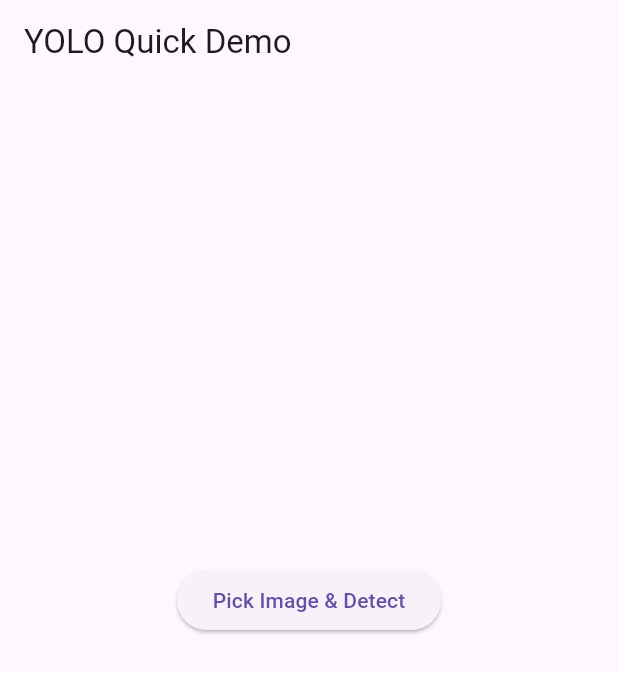
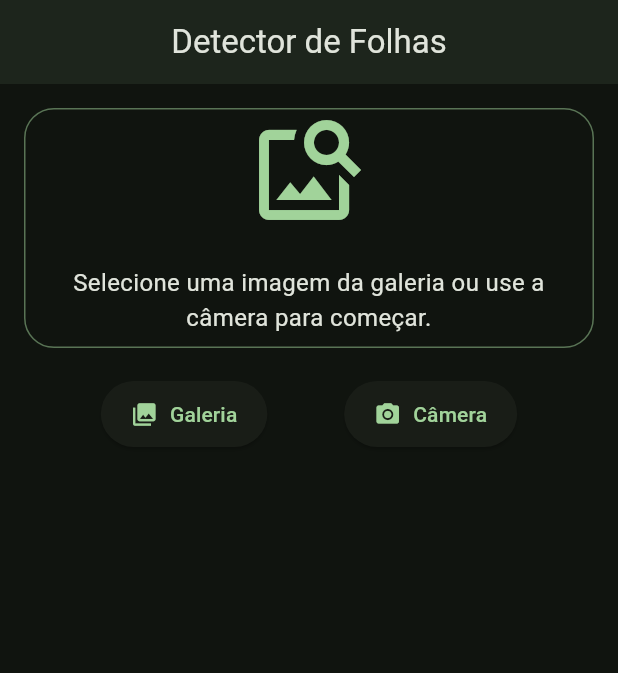
Before and after one commit to EduFadel/folhas, a Flutter app: the screen it shows after launch, on a phone screen of 412 x 824 dp. Shown: the top 673 px of the screen. Run offline on Flutter 3.47's test engine with Material 3 defaults, Android fonts, the light colour scheme and no system bars; our stand-ins replace image_picker; missing offline and left inert: ultralytics_yolo.

Commit message:
front and 70%+

```diff
--- a/lib/main.dart
+++ b/lib/main.dart
@@ -4,7 +4,21 @@ import 'package:image_picker/image_picker.dart';
 import 'dart:io';
 import 'dart:ui' as ui;
 
-void main() => runApp(YOLODemo());
+void main() {
+  runApp(
+    MaterialApp(
+      theme: ThemeData(
+        useMaterial3: true,
+        colorScheme: ColorScheme.fromSeed(
+          seedColor: Colors.green,
+          brightness: Brightness.dark,
+        ),
+      ),
+      debugShowCheckedModeBanner: false,
+      home: YOLODemo(),
+    ),
+  );
+}
 
 class YOLODemo extends StatefulWidget {
   @override
@@ -20,11 +34,8 @@ class _YOLODemoState extends State<YOLODemo> {
   double? _imageWidth;
   double? _imageHeight;
 
-  // MUDANÇA 1: Função para obter uma cor consistente para cada classe.
-  // Usamos o hashCode do nome da classe para escolher uma cor de uma lista pré-definida.
-  // Isso garante que "Manaca" sempre terá a mesma cor, por exemplo.
   Color _getColorForClass(String className) {
-    final colors = Colors.primaries; // Lista de cores do Material Design
+    final colors = Colors.primaries;
     final hash = className.hashCode;
     final index = hash % colors.length;
     return colors[index];
@@ -53,9 +64,9 @@ class _YOLODemoState extends State<YOLODemo> {
     });
   }
 
-  Future<void> pickAndDetect() async {
+  Future<void> _pickAndDetect(ImageSource source) async {
     final picker = ImagePicker();
-    final image = await picker.pickImage(source: ImageSource.gallery);
+    final image = await picker.pickImage(source: source);
 
     if (image != null) {
       final imageFile = File(image.path);
@@ -71,10 +82,15 @@ class _YOLODemoState extends State<YOLODemo> {
 
       final imageBytes = await imageFile.readAsBytes();
       final detectionResults = await yolo!.predict(imageBytes);
-      final boxes = detectionResults['boxes'] as List<dynamic>? ?? [];
+
+      final allBoxes = detectionResults['boxes'] as List<dynamic>? ?? [];
+
+      final filteredBoxes = allBoxes.where((box) {
+        return box['confidence'] >= 0.7;
+      }).toList();
 
       setState(() {
-        results = boxes;
+        results = filteredBoxes;
         isLoading = false;
       });
     }
@@ -82,58 +98,35 @@ class _YOLODemoState extends State<YOLODemo> {
 
   Widget _buildImageWithBoxes() {
     if (selectedImage == null || _imageWidth == null || _imageHeight == null) {
-      return Container(height: 300);
+      return _buildInitialView();
     }
 
-    return Container(
-      height: 300,
-      child: LayoutBuilder(
-        builder: (context, constraints) {
-          double containerWidth = constraints.maxWidth;
-          double containerHeight = constraints.maxHeight;
-
-          double imageRatio = _imageWidth! / _imageHeight!;
-          double containerRatio = containerWidth / containerHeight;
-
-          double renderedWidth;
-          double renderedHeight;
-          double offsetX = 0;
-          double offsetY = 0;
-
-          if (imageRatio > containerRatio) {
-            renderedWidth = containerWidth;
-            renderedHeight = containerWidth / imageRatio;
-            offsetY = (containerHeight - renderedHeight) / 2;
-          } else {
-            renderedHeight = containerHeight;
-            renderedWidth = containerHeight * imageRatio;
-            offsetX = (containerWidth - renderedWidth) / 2;
+    if (isLoading) {
+      return const Center(child: CircularProgressIndicator());
     }
 
-          return Stack(
+    return AspectRatio(
+      aspectRatio: _imageWidth! / _imageHeight!,
+      child: Stack(
         children: [
-              Positioned(
-                left: offsetX,
-                top: offsetY,
-                width: renderedWidth,
-                height: renderedHeight,
-                child: Image.file(selectedImage!),
+          Image.file(
+            selectedImage!,
+            fit: BoxFit.cover,
           ),
 
-              ...results.map((detection) {
+          LayoutBuilder(builder: (context, constraints) {
+            double renderedWidth = constraints.maxWidth;
+            double renderedHeight = constraints.maxHeight;
+
+            return Stack(
+              children: results.map((detection) {
                 final String className = detection['class'] ?? 'Unknown';
-                // MUDANÇA 2: A cor da caixa agora vem da nossa função
                 final Color boxColor = _getColorForClass(className);
 
-                final double x1Norm = detection['x1_norm'];
-                final double y1Norm = detection['y1_norm'];
-                final double x2Norm = detection['x2_norm'];
-                final double y2Norm = detection['y2_norm'];
-
-                final double left = (x1Norm * renderedWidth) + offsetX;
-                final double top = (y1Norm * renderedHeight) + offsetY;
-                final double width = (x2Norm - x1Norm) * renderedWidth;
-                final double height = (y2Norm - y1Norm) * renderedHeight;
+                final double left = detection['x1_norm'] * renderedWidth;
+                final double top = detection['y1_norm'] * renderedHeight;
+                final double width = (detection['x2_norm'] - detection['x1_norm']) * renderedWidth;
+                final double height = (detection['y2_norm'] - detection['y1_norm']) * renderedHeight;
 
                 return Positioned(
                   left: left,
@@ -142,66 +135,103 @@ class _YOLODemoState extends State<YOLODemo> {
                   height: height,
                   child: Container(
                     decoration: BoxDecoration(
-                      // Usa a cor específica da classe
                       border: Border.all(color: boxColor, width: 2),
                     ),
-                    // MUDANÇA 3: O texto dentro da caixa foi REMOVIDO
                   ),
                 );
               }).toList(),
+            );
+          }),
         ],
-          );
-        },
       ),
     );
   }
 
   @override
   Widget build(BuildContext context) {
-    return MaterialApp(
-      debugShowCheckedModeBanner: false,
-      home: Scaffold(
-        appBar: AppBar(title: Text('YOLO Quick Demo')),
-        body: Center(
+    return Scaffold(
+      appBar: AppBar(
+        title: const Text('Detector de Folhas'),
+        centerTitle: true,
+        elevation: 4,
+      ),
+      // MUDANÇA 1: Envolvemos o corpo da tela com SingleChildScrollView
+      body: SingleChildScrollView(
+        child: Padding(
+          padding: const EdgeInsets.all(16.0),
           child: Column(
-            mainAxisAlignment: MainAxisAlignment.center,
             children: [
-              _buildImageWithBoxes(),
-              SizedBox(height: 20),
-              if (isLoading)
-                CircularProgressIndicator()
-              else
-                ElevatedButton(
-                  onPressed: yolo != null ? pickAndDetect : null,
-                  child: Text('Pick Image & Detect'),
+              Container(
+                decoration: BoxDecoration(
+                  border: Border.all(color: Theme.of(context).colorScheme.primary.withOpacity(0.5)),
+                  borderRadius: BorderRadius.circular(20),
                 ),
-              SizedBox(height: 20),
-              Expanded(
-                child: ListView.builder(
+                child: ClipRRect(
+                  borderRadius: BorderRadius.circular(20),
+                  child: _buildImageWithBoxes(),
+                ),
+              ),
+              const SizedBox(height: 20),
+
+              Row(
+                mainAxisAlignment: MainAxisAlignment.spaceEvenly,
+                children: [
+                  ElevatedButton.icon(
+                    onPressed: yolo != null ? () => _pickAndDetect(ImageSource.gallery) : null,
+                    icon: const Icon(Icons.photo_library),
+                    label: const Text('Galeria'),
+                    style: ElevatedButton.styleFrom(
+                      padding: const EdgeInsets.symmetric(horizontal: 20, vertical: 12),
+                    ),
+                  ),
+                  ElevatedButton.icon(
+                    onPressed: yolo != null ? () => _pickAndDetect(ImageSource.camera) : null,
+                    icon: const Icon(Icons.camera_alt),
+                    label: const Text('Câmera'),
+                    style: ElevatedButton.styleFrom(
+                      padding: const EdgeInsets.symmetric(horizontal: 20, vertical: 12),
+                    ),
+                  ),
+                ],
+              ),
+              const SizedBox(height: 20),
+
+              if (results.isNotEmpty)
+                Text('Resultados da Detecção', style: Theme.of(context).textTheme.headlineSmall),
+              const SizedBox(height: 10),
+
+              if (selectedImage != null && !isLoading && results.isEmpty)
+                Text('Nenhuma folha detectada com mais de 70% de confiança.', style: Theme.of(context).textTheme.bodyMedium),
+
+              // MUDANÇA 2: Removemos o widget `Expanded`
+              ListView.builder(
+                // MUDANÇA 3: Adicionamos estas duas propriedades
+                shrinkWrap: true,
+                physics: const NeverScrollableScrollPhysics(),
                 itemCount: results.length,
                 itemBuilder: (context, index) {
                   final detection = results[index];
                   final String className = detection['class'] ?? 'Unknown';
-                    // Obtém a cor para usar na bolinha
+                  final double confidence = detection['confidence'];
                   final Color legendColor = _getColorForClass(className);
 
-                    return ListTile(
-                      // MUDANÇA 4: Adiciona a bolinha colorida no início da linha
-                      leading: Container(
-                        width: 24,
-                        height: 24,
-                        decoration: BoxDecoration(
-                          color: legendColor,
-                          shape: BoxShape.circle,
+                  return Card(
+                    margin: const EdgeInsets.symmetric(vertical: 6),
+                    child: ListTile(
+                      leading: Container(width: 24, height: 24, decoration: BoxDecoration(color: legendColor, shape: BoxShape.circle)),
+                      title: Text(className, style: Theme.of(context).textTheme.titleMedium),
+                      subtitle: Padding(
+                        padding: const EdgeInsets.only(top: 4.0),
+                        child: LinearProgressIndicator(
+                          value: confidence,
+                          backgroundColor: Colors.grey.withOpacity(0.3),
+                          valueColor: AlwaysStoppedAnimation<Color>(legendColor),
                         ),
                       ),
-                      title: Text(className),
-                      subtitle: Text(
-                        'Confidence: ${(detection['confidence'] * 100).toStringAsFixed(1)}%',
+                      trailing: Text('${(confidence * 100).toStringAsFixed(1)}%', style: Theme.of(context).textTheme.bodyLarge),
                     ),
                   );
                 },
-                ),
               ),
             ],
           ),
@@ -209,4 +239,22 @@ class _YOLODemoState extends State<YOLODemo> {
       ),
     );
   }
+
+  Widget _buildInitialView() {
+    return Column(
+      mainAxisAlignment: MainAxisAlignment.center,
+      children: [
+        Icon(Icons.image_search, size: 80, color: Theme.of(context).colorScheme.primary),
+        const SizedBox(height: 16),
+        const Padding(
+          padding: EdgeInsets.all(8.0),
+          child: Text(
+            'Selecione uma imagem da galeria ou use a câmera para começar.',
+            textAlign: TextAlign.center,
+            style: TextStyle(fontSize: 16),
+          ),
+        ),
+      ],
+    );
   }
+}
```
Lines whose indentation alone changed are shown as unchanged.
